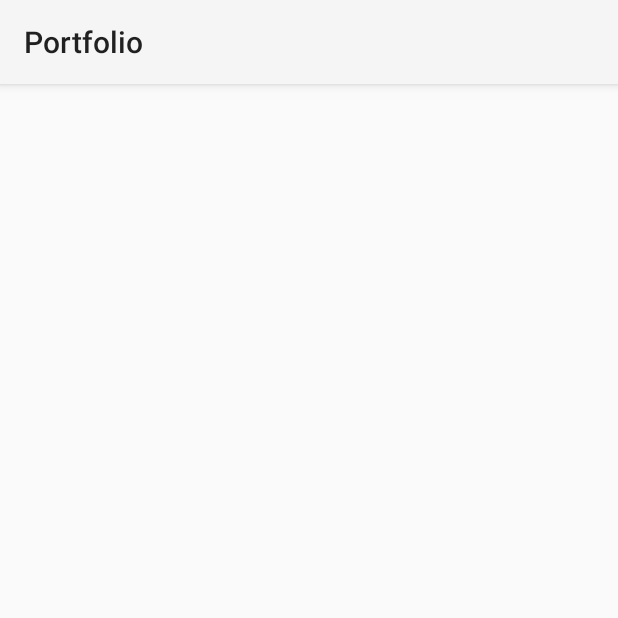
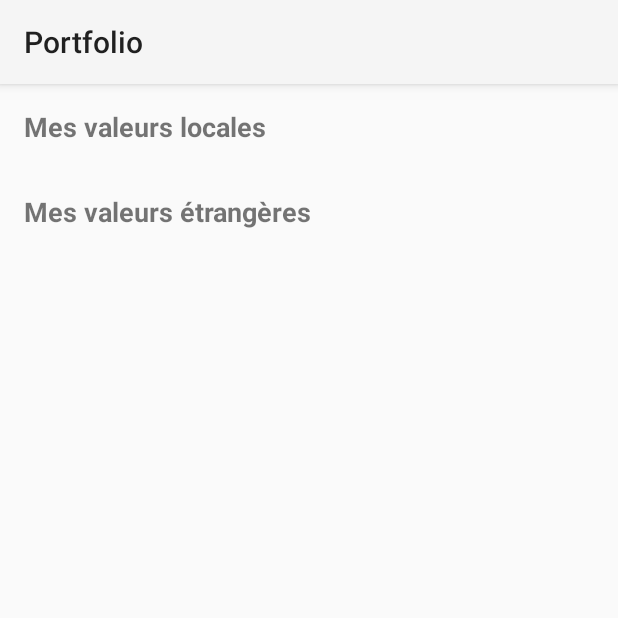
Before and after one commit to alexandrerodenas/portfolio-stock-exchange-app, an Android app built with Jetpack Compose: the PositionsActivity screen opened directly, with no data from a screen before it, on a phone screen of 412 x 824 dp, the top half of it. Run offline under Robolectric (Android 15) with nearby library versions, the phone set to English and light mode, and no system bars; 1 statement that could not run was skipped.

Commit message:
Split stocks with foreign

```diff
--- a/app/build.gradle.kts
+++ b/app/build.gradle.kts
@@ -68,7 +68,8 @@ dependencies {
     implementation(libs.androidx.recyclerview)
     implementation(libs.retrofit)
     implementation(libs.converter.gson)
-    implementation("com.github.PhilJay:MPAndroidChart:v3.1.0")
+    implementation(libs.mpandroidchart)
+    implementation(libs.androidx.core)
     testImplementation(libs.junit)
     testImplementation(libs.junit.jupiter)
     androidTestImplementation(libs.androidx.junit)
--- a/app/src/main/java/com/example/portfolio/domain/EvaluatedPosition.kt
+++ b/app/src/main/java/com/example/portfolio/domain/EvaluatedPosition.kt
@@ -15,6 +15,10 @@ class EvaluatedPosition(
 
     fun getStockSymbol(): String {
         return this.position.getStockSymbol()
+    }
+
+    fun isForeign(): Boolean{
+        return this.position.isForeign()
     }
 
     override fun equals(other: Any?): Boolean {
--- a/app/src/main/java/com/example/portfolio/domain/Position.kt
+++ b/app/src/main/java/com/example/portfolio/domain/Position.kt
@@ -21,6 +21,10 @@ class Position(
 
     fun getStockSymbol(): String {
         return this.stock.symbol
+    }
+
+    fun isForeign(): Boolean{
+        return this.stock.isForeign
     }
 
     @RequiresApi(Build.VERSION_CODES.O)
--- a/app/src/main/java/com/example/portfolio/ui/activity/PositionsActivity.kt
+++ b/app/src/main/java/com/example/portfolio/ui/activity/PositionsActivity.kt
@@ -25,28 +25,44 @@ class PositionsActivity : AppCompatActivity() {
         super.onCreate(savedInstanceState)
         setContentView(R.layout.activity_positions)
 
-        val positionsRecyclerView = findViewById<RecyclerView>(R.id.positionsRecyclerView)
-        val positions = intent.getParcelableArrayListExtra(
+        val localPositionsRecyclerView = findViewById<RecyclerView>(R.id.localPositionsRecyclerView)
+        val foreignPositionsRecyclerView =
+            findViewById<RecyclerView>(R.id.foreignPositionsRecyclerView)
+
+        val (localPositions, foreignPositions) = (intent.getParcelableArrayListExtra(
             "evaluatedPositions",
             EvaluatedPosition::class.java
-        ) ?: listOf()
+        ) ?: listOf()).partition { !it.isForeign() }
 
-        val adapter = PositionAdapter(positions) { evaluatedPosition ->
+        val createAdapter = { positions: List<EvaluatedPosition> ->
+            PositionAdapter(positions) { evaluatedPosition ->
                 lifecycleScope.launch {
                     try {
-                    val chartData = stockApiClient.getDailyChartDate(evaluatedPosition.getStockSymbol())
-                    val intent = Intent(this@PositionsActivity, ChartActivity::class.java).apply {
+                        val chartData =
+                            stockApiClient.getDailyChartDate(evaluatedPosition.getStockSymbol())
+                        val intent =
+                            Intent(this@PositionsActivity, ChartActivity::class.java).apply {
                                 putParcelableArrayListExtra("chartData", ArrayList(chartData))
                                 putExtra("chartTitle", evaluatedPosition.getStockName())
                             }
                         startActivity(intent)
                     } catch (e: Exception) {
-                    Toast.makeText(this@PositionsActivity, "Failed to load chart data", Toast.LENGTH_SHORT).show()
+                        Toast.makeText(
+                            this@PositionsActivity,
+                            "Failed to load chart data",
+                            Toast.LENGTH_SHORT
+                        ).show()
+                    }
                 }
             }
         }
 
-        positionsRecyclerView.adapter = adapter
-        positionsRecyclerView.layoutManager = LinearLayoutManager(this)
+        localPositionsRecyclerView.layoutManager = LinearLayoutManager(this)
+        localPositionsRecyclerView.adapter = createAdapter(localPositions)
+        localPositionsRecyclerView.setHasFixedSize(true)
+
+        foreignPositionsRecyclerView.layoutManager = LinearLayoutManager(this)
+        foreignPositionsRecyclerView.adapter = createAdapter(foreignPositions)
+
     }
 }
--- a/app/src/main/res/layout/activity_positions.xml
+++ b/app/src/main/res/layout/activity_positions.xml
@@ -1,12 +1,46 @@
-<!-- res/layout/activity_positions.xml -->
-<LinearLayout
-    xmlns:android="http://schemas.android.com/apk/res/android"
+<androidx.core.widget.NestedScrollView xmlns:android="http://schemas.android.com/apk/res/android"
     android:layout_width="match_parent"
     android:layout_height="match_parent"
     android:orientation="vertical">
 
-    <androidx.recyclerview.widget.RecyclerView
-        android:id="@+id/positionsRecyclerView"
+    <LinearLayout
         android:layout_width="match_parent"
-        android:layout_height="match_parent"/>
-</LinearLayout>
+        android:layout_height="wrap_content"
+        android:orientation="vertical">
+
+        <TextView
+            android:id="@+id/localPositionsTitle"
+            android:layout_width="wrap_content"
+            android:layout_height="wrap_content"
+            android:padding="16dp"
+            android:text="@string/local_values"
+            android:textSize="18sp"
+            android:textStyle="bold" />
+
+        <androidx.recyclerview.widget.RecyclerView
+            android:id="@+id/localPositionsRecyclerView"
+            android:layout_width="match_parent"
+            android:layout_height="wrap_content"
+            android:clipToPadding="true"
+            android:nestedScrollingEnabled="false" />
+
+        <TextView
+            android:id="@+id/foreignPositionsTitle"
+            android:layout_width="wrap_content"
+            android:layout_height="wrap_content"
+            android:padding="16dp"
+            android:text="@string/foreign_values"
+            android:textSize="18sp"
+            android:textStyle="bold" />
+
+        <androidx.recyclerview.widget.RecyclerView
+            android:id="@+id/foreignPositionsRecyclerView"
+            android:clipToPadding="true"
+            android:nestedScrollingEnabled="false"
+            android:layout_width="match_parent"
+            android:layout_height="wrap_content" />
+
+    </LinearLayout>
+
+
+</androidx.core.widget.NestedScrollView>
--- a/app/src/main/res/values/strings.xml
+++ b/app/src/main/res/values/strings.xml
@@ -1,4 +1,7 @@
 <resources>
+    <string name="euro_format">%1$.2f€</string>
+    <string name="percentage_format">(%1$.2f%%)</string>
+
     <string name="app_name">Portfolio</string>
     <string name="open_positions">Portefeuille</string>
     <string name="cours">Cours</string>
@@ -9,7 +12,8 @@
     <string name="plusminusvalue">+/- Value</string>
     <string name="buyprice">Prix achat</string>
     <string name="investment">Investissement</string>
+    <string name="local_values">Mes valeurs locales</string>
+    <string name="foreign_values">Mes valeurs étrangères</string>
 
-    <string name="euro_format">%1$.2f€</string>
-    <string name="percentage_format">(%1$.2f%%)</string>
+
 </resources>
--- a/gradle/libs.versions.toml
+++ b/gradle/libs.versions.toml
@@ -16,8 +16,10 @@ appcompat = "1.6.1"
 material = "1.10.0"
 activity = "1.9.2"
 constraintlayout = "2.1.4"
+mpandroidchart = "v3.1.0"
 recyclerview = "1.3.2"
 retrofit = "2.9.0"
+core = "1.13.1"
 
 [libraries]
 androidx-core-ktx = { group = "androidx.core", name = "core-ktx", version.ref = "coreKtx" }
@@ -43,7 +45,9 @@ androidx-appcompat = { group = "androidx.appcompat", name = "appcompat", version
 material = { group = "com.google.android.material", name = "material", version.ref = "material" }
 androidx-activity = { group = "androidx.activity", name = "activity", version.ref = "activity" }
 androidx-constraintlayout = { group = "androidx.constraintlayout", name = "constraintlayout", version.ref = "constraintlayout" }
+mpandroidchart = { module = "com.github.PhilJay:MPAndroidChart", version.ref = "mpandroidchart" }
 retrofit = { module = "com.squareup.retrofit2:retrofit", version.ref = "retrofit" }
+androidx-core = { group = "androidx.core", name = "core", version.ref = "core" }
 
 [plugins]
 android-application = { id = "com.android.application", version.ref = "agp" }
```
Also changed, not shown: app/src/main/java/com/example/portfolio/domain/Stock.kt (+11 -10 lines). Lines whose indentation alone changed are shown as unchanged.
